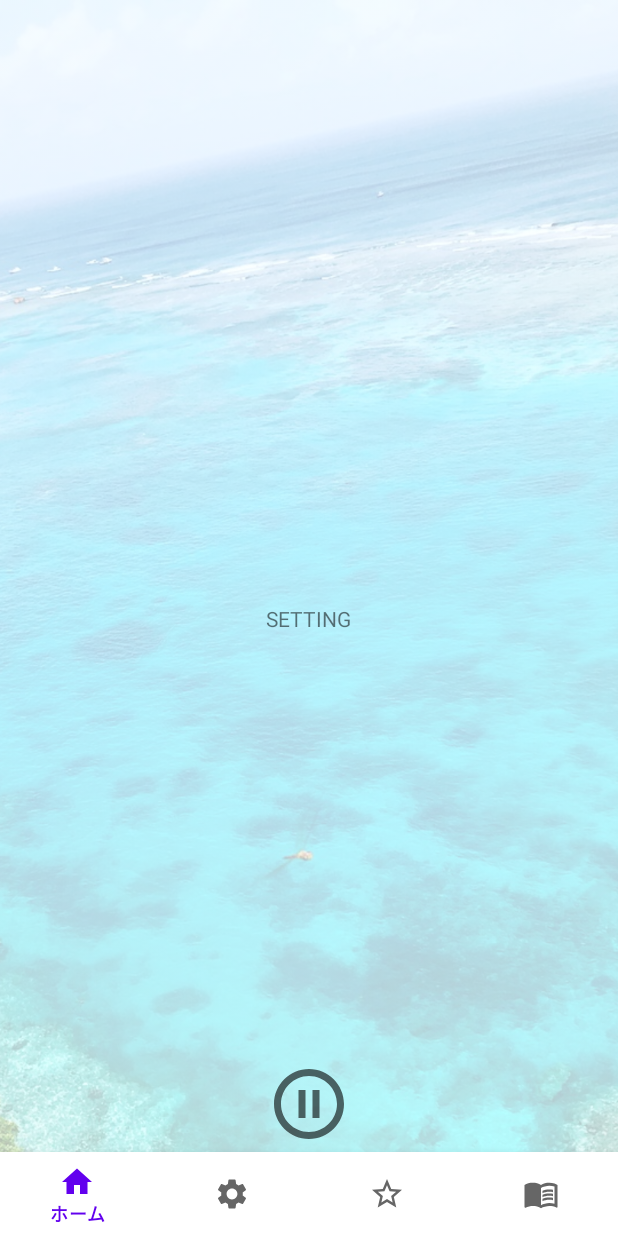
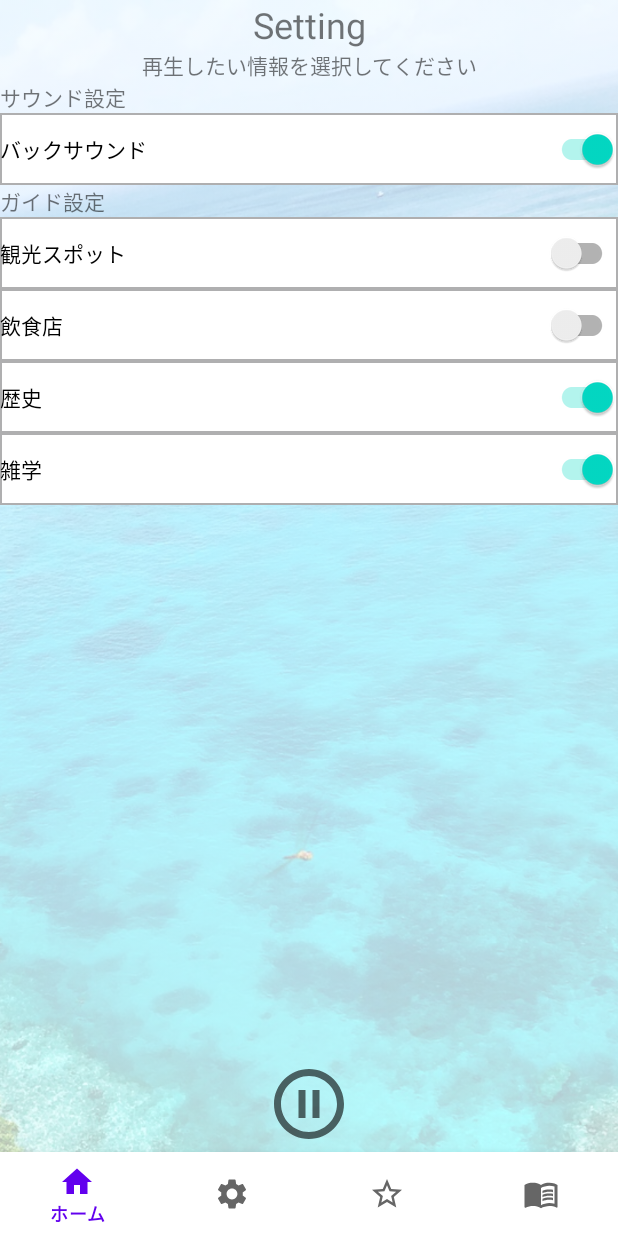
Before and after one commit to ssi17/sotuken, an Android app: the SettingFragment screen opened through its navigation route, after a tap on an icon or button, on a phone screen of 412 x 824 dp. Run offline under Robolectric (Android 15) with nearby library versions, the phone set to English and light mode, and no system bars; our stand-ins replace data binding, navigation-ui.

Commit message:
setting layout

```diff
--- /dev/null
+++ b/app/src/main/res/drawable/frame_style.xml
@@ -0,0 +1,11 @@
+<?xml version="1.0" encoding="utf-8"?>
+<shape
+    xmlns:android="http://schemas.android.com/apk/res/android"
+    android:shape="rectangle">
+
+    <solid android:color="@color/white" />
+
+    <stroke
+        android:width="1dp"
+        android:color="#afafb0" />
+</shape>
--- a/app/src/main/res/layout/fragment_setting.xml
+++ b/app/src/main/res/layout/fragment_setting.xml
@@ -18,10 +18,88 @@
         <TextView
             android:layout_width="wrap_content"
             android:layout_height="wrap_content"
+            android:id="@+id/setting_title"
+            android:text="@string/setting_title"
+            android:textSize="24sp"
+            app:layout_constraintTop_toTopOf="parent"
+            app:layout_constraintStart_toStartOf="parent"
+            app:layout_constraintEnd_toEndOf="parent" />
+
+        <TextView
+            android:layout_width="wrap_content"
+            android:layout_height="wrap_content"
             android:id="@+id/setting_text"
-            android:text="SETTING"
-            app:layout_constraintTop_toTopOf="parent"
-            app:layout_constraintBottom_toBottomOf="parent"
+            android:text="@string/setting_text"
+            app:layout_constraintTop_toBottomOf="@id/setting_title"
+            app:layout_constraintStart_toStartOf="parent"
+            app:layout_constraintEnd_toEndOf="parent"/>
+
+        <TextView
+            android:layout_width="wrap_content"
+            android:layout_height="wrap_content"
+            android:id="@+id/setting_sound"
+            android:text="@string/setting_sound"
+            app:layout_constraintTop_toBottomOf="@id/setting_text"
+            app:layout_constraintStart_toStartOf="parent" />
+
+        <androidx.appcompat.widget.SwitchCompat
+            android:layout_width="0dp"
+            android:layout_height="wrap_content"
+            android:id="@+id/sound_switch"
+            android:text="@string/sound_switch"
+            android:checked="true"
+            android:background="@drawable/frame_style"
+            app:layout_constraintTop_toBottomOf="@id/setting_sound"
+            app:layout_constraintStart_toStartOf="parent"
+            app:layout_constraintEnd_toEndOf="parent" />
+
+        <TextView
+            android:layout_width="wrap_content"
+            android:layout_height="wrap_content"
+            android:id="@+id/setting_guide"
+            android:text="@string/setting_guide"
+            app:layout_constraintTop_toBottomOf="@id/sound_switch"
+            app:layout_constraintStart_toStartOf="parent" />
+
+        <androidx.appcompat.widget.SwitchCompat
+            android:layout_width="0dp"
+            android:layout_height="wrap_content"
+            android:id="@+id/tourist_sight_switch"
+            android:text="@string/tourist_sight_switch"
+            android:background="@drawable/frame_style"
+            app:layout_constraintTop_toBottomOf="@id/setting_guide"
+            app:layout_constraintStart_toStartOf="parent"
+            app:layout_constraintEnd_toEndOf="parent" />
+
+        <androidx.appcompat.widget.SwitchCompat
+            android:layout_width="0dp"
+            android:layout_height="wrap_content"
+            android:id="@+id/restaurant_switch"
+            android:text="@string/restaurant_switch"
+            android:background="@drawable/frame_style"
+            app:layout_constraintTop_toBottomOf="@id/tourist_sight_switch"
+            app:layout_constraintStart_toStartOf="parent"
+            app:layout_constraintEnd_toEndOf="parent" />
+
+        <androidx.appcompat.widget.SwitchCompat
+            android:layout_width="0dp"
+            android:layout_height="wrap_content"
+            android:id="@+id/history_switch"
+            android:text="@string/history_switch"
+            android:background="@drawable/frame_style"
+            android:checked="true"
+            app:layout_constraintTop_toBottomOf="@id/restaurant_switch"
+            app:layout_constraintStart_toStartOf="parent"
+            app:layout_constraintEnd_toEndOf="parent" />
+
+        <androidx.appcompat.widget.SwitchCompat
+            android:layout_width="0dp"
+            android:layout_height="wrap_content"
+            android:id="@+id/trivia_switch"
+            android:text="@string/trivia_switch"
+            android:background="@drawable/frame_style"
+            android:checked="true"
+            app:layout_constraintTop_toBottomOf="@id/history_switch"
             app:layout_constraintStart_toStartOf="parent"
             app:layout_constraintEnd_toEndOf="parent" />
 
--- a/app/src/main/res/values/strings.xml
+++ b/app/src/main/res/values/strings.xml
@@ -1,8 +1,20 @@
 <resources>
     <string name="app_name">My Application</string>
 
-<!--    fragment_top-->
+<!--    fragment_information-->
     <string name="start_text">再生ボタンを押すと\n発信された情報がこちらに\n表示されます</string>
+
+<!--    fragment_setting-->
+    <string name="setting_title">Setting</string>
+    <string name="setting_text">再生したい情報を選択してください</string>
+    <string name="setting_sound">サウンド設定</string>
+    <string name="sound_switch">バックサウンド</string>
+    <string name="setting_guide">ガイド設定</string>
+    <string name="tourist_sight_switch">観光スポット</string>
+    <string name="restaurant_switch">飲食店</string>
+    <string name="history_switch">歴史</string>
+    <string name="trivia_switch">雑学</string>
+
 <!--    item_view-->
     <string name="information_title">Information</string>
     <string name="item_image_description">この情報に関する画像です</string>
```
